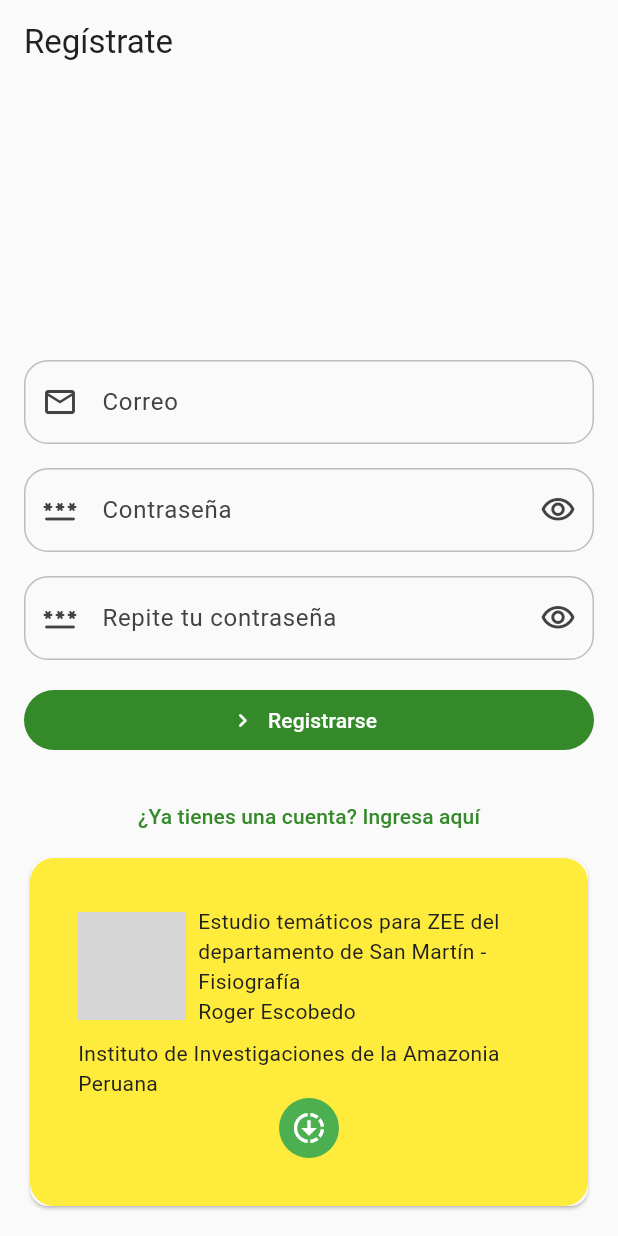
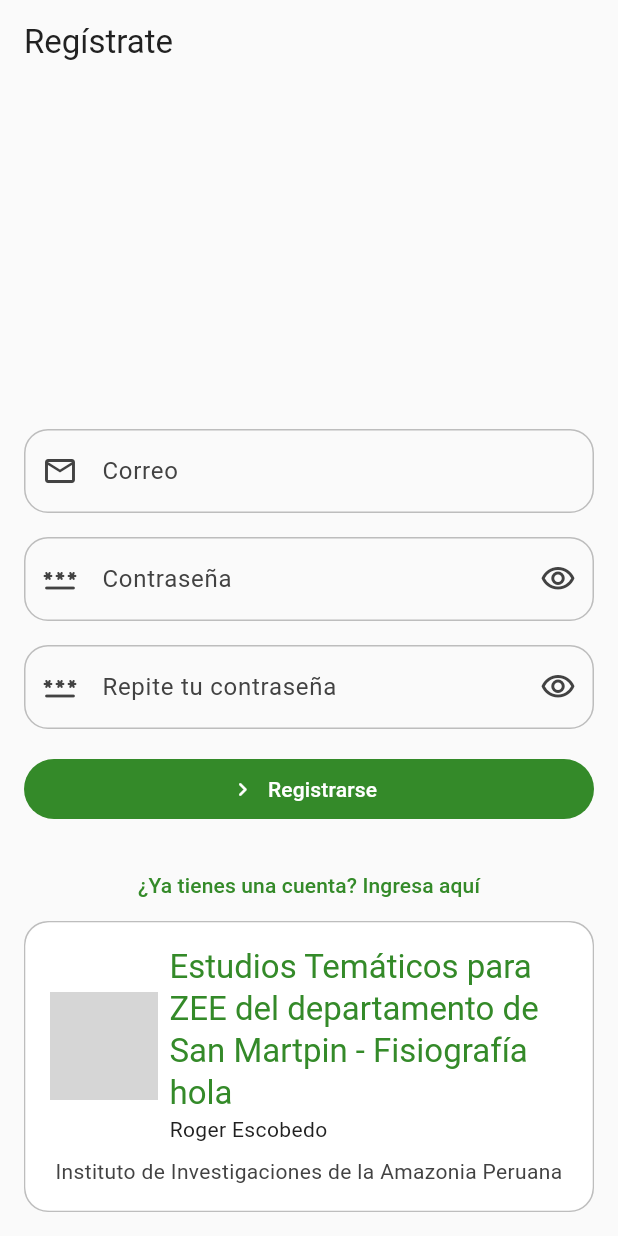
Before and after one commit to jmartinez888/species-app-flutter, a Flutter app: the screen it shows after launch, on a phone screen of 412 x 824 dp. Run offline on Flutter 3.47's test engine with Material 2 defaults, Android fonts, the light colour scheme and no system bars; network calls fail; grey boxes are pictures that could not be loaded.

Commit message:
List card terminado

```diff
--- a/lib/src/presentation/global/widgets/cards/custom_list_card.dart
+++ b/lib/src/presentation/global/widgets/cards/custom_list_card.dart
@@ -1,30 +1,40 @@
 import 'package:flutter/material.dart';
 
 class CustomListCard extends StatelessWidget {
+  final void Function()? onTap;
   final String? image;
   final String? title;
   final String? subtitle;
   final String? description;
-  final Color? background;
+  final List<Widget>? content;
   const CustomListCard({
     super.key,
     this.image,
     this.title,
     this.subtitle,
     this.description,
-    this.background = Colors.yellow,
+    required this.onTap,
+    this.content,
   });
 
   @override
   Widget build(BuildContext context) {
-    return Card(
+    return Container(
+      decoration: BoxDecoration(
+        border: Border.all(
+            color: Theme.of(context).colorScheme.outline, width: 1.0),
+        borderRadius: const BorderRadius.all(
+          Radius.circular(16.0),
+        ),
+      ),
       child: Material(
+        color: Theme.of(context).colorScheme.onPrimary,
         borderRadius: BorderRadius.circular(16),
-        color: background,
         child: InkWell(
-          onTap: () {},
+          onTap: onTap,
+          borderRadius: BorderRadius.circular(16),
           child: Padding(
-            padding: const EdgeInsets.all(32.0),
+            padding: const EdgeInsets.all(16.0),
             child: Column(
               children: [
                 Row(
@@ -42,13 +52,26 @@ class CustomListCard extends StatelessWidget {
                     const SizedBox(
                       width: 8,
                     ),
-                    const Expanded(
+                    Expanded(
                       child: Column(
                         crossAxisAlignment: CrossAxisAlignment.start,
                         children: [
-                          Text(
-                              "Estudio temáticos para ZEE del departamento de San Martín - Fisiografía"),
-                          Text("Roger Escobedo")
+                          if (title != null)
+                            Text(
+                              title!,
+                              style: Theme.of(context)
+                                  .textTheme
+                                  .titleLarge
+                                  ?.copyWith(
+                                      color: Theme.of(context)
+                                          .colorScheme
+                                          .primary),
+                            ),
+                          if (subtitle != null)
+                            Text(
+                              subtitle!,
+                              style: Theme.of(context).textTheme.bodyMedium,
+                            )
                         ],
                       ),
                     )
@@ -57,23 +80,24 @@ class CustomListCard extends StatelessWidget {
                 const SizedBox(
                   height: 8,
                 ),
-                const Column(
-                  children: [
-                    Text("Instituto de Investigaciones de la Amazonia Peruana")
-                  ],
-                ),
-                Container(
-                    alignment: Alignment.bottomRight,
-                    width: 40,
-                    height: 40,
-                    decoration: const BoxDecoration(
-                        shape: BoxShape.circle, color: Colors.green),
-                    child: IconButton(
-                        onPressed: () {},
-                        icon: const Icon(
-                          Icons.downloading_sharp,
-                          color: Colors.white,
-                        ))),
+                if (description != null)
+                  Text(
+                    description!,
+                    style: Theme.of(context).textTheme.bodyMedium?.copyWith(
+                        color: Theme.of(context).colorScheme.onSurfaceVariant),
+                    textAlign: TextAlign.end,
+                  ),
+                if (content != null) const SizedBox(height: 8.0),
+                if (content != null)
+                  SizedBox(
+                    width: double.infinity,
+                    child: Wrap(
+                      spacing: 8.0,
+                      runSpacing: 8.8,
+                      alignment: WrapAlignment.end,
+                      children: content!,
+                    ),
+                  ),
               ],
             ),
           ),
--- a/lib/src/presentation/views/register/register_page.dart
+++ b/lib/src/presentation/views/register/register_page.dart
@@ -1,9 +1,6 @@
 import 'package:flutter/material.dart';
 import 'package:species/src/presentation/global/mixins/form_mixin.dart';
 import 'package:species/src/presentation/global/widgets/cards/custom_list_card.dart';
-import 'package:species/src/presentation/global/widgets/cards/custom_list_tile.dart';
-import 'package:species/src/presentation/global/widgets/drawer/custom_drawer.dart';
-import '../../global/icons/custom_icons.dart';
 
 class RegisterPage extends StatefulWidget {
   const RegisterPage({super.key});
@@ -42,9 +39,17 @@ class _RegisterPageState extends State<RegisterPage> with FormMixin {
           reverse: true,
           padding: const EdgeInsets.all(16.0),
           children: [
-            const CustomListCard(
+            CustomListCard(
+              onTap: () {
+                print('object');
+              },
               image:
                   'https://images.unsplash.com/photo-1575936123452-b67c3203c357?ixlib=rb-4.0.3&ixid=M3wxMjA3fDB8MHxzZWFyY2h8Mnx8aW1hZ2V8ZW58MHx8MHx8fDA%3D&w=1000&q=80',
+              title:
+                  "Estudios Temáticos para ZEE del departamento de San Martpin - Fisiografía hola",
+              subtitle: "Roger Escobedo",
+              description:
+                  "Instituto de Investigaciones de la Amazonia Peruana",
             ),
             Center(
               child: TextButton(
```
